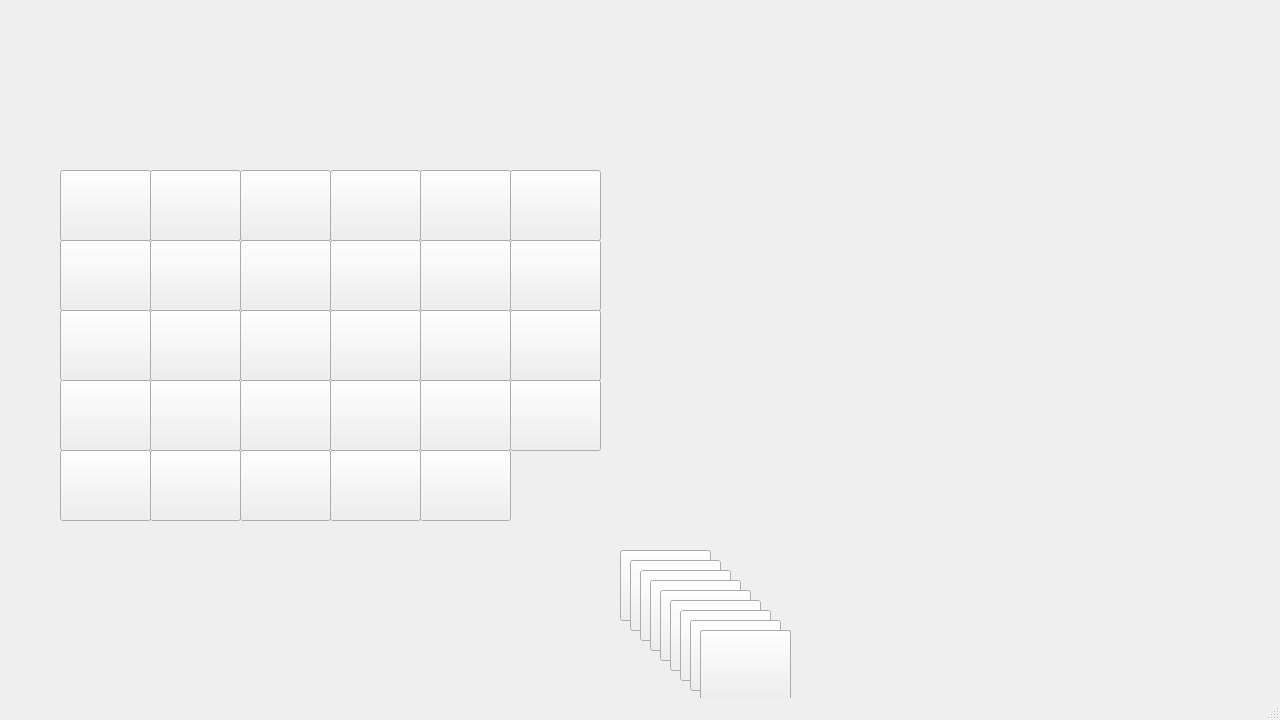
Above: mainwindow.ui from walksQAQ/random-seat before the change. Below: the same form after it.
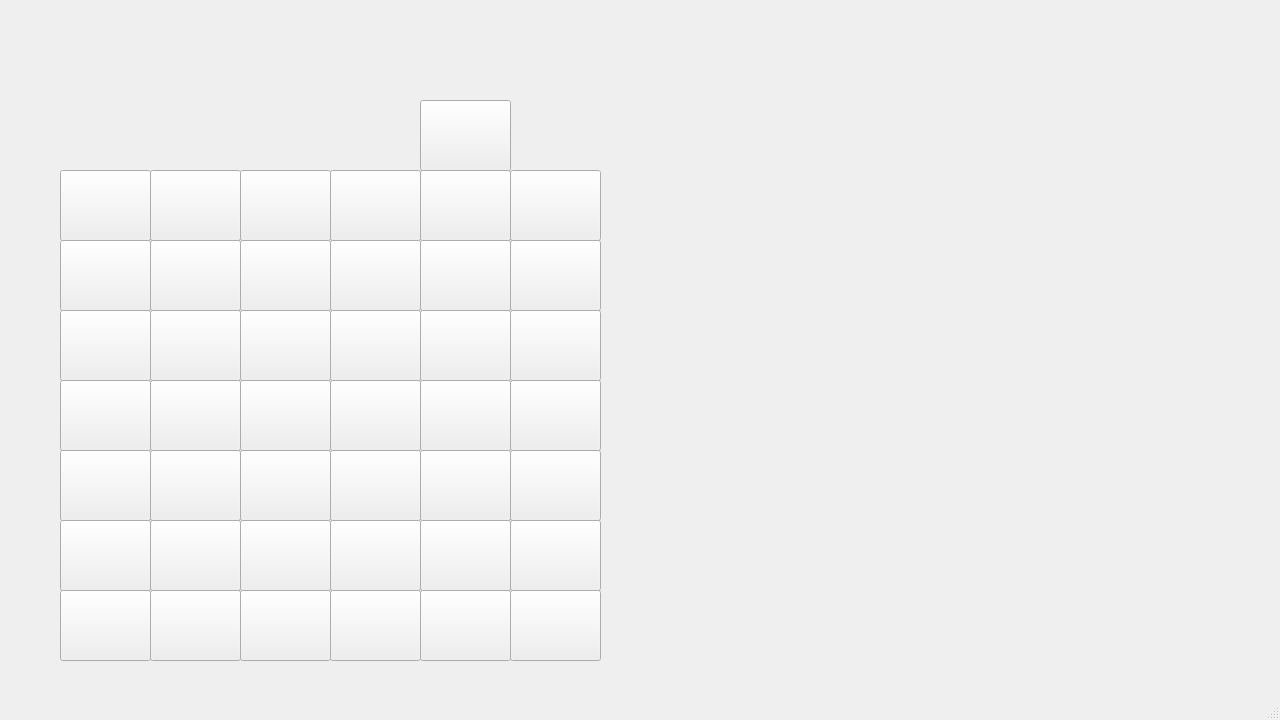
That is the form after the change.

```diff
--- a/mainwindow.ui
+++ b/mainwindow.ui
@@ -412,8 +412,8 @@
    <widget class="QPushButton" name="pushButton_30">
     <property name="geometry">
      <rect>
-      <x>620</x>
-      <y>550</y>
+      <x>510</x>
+      <y>450</y>
       <width>91</width>
       <height>71</height>
      </rect>
@@ -425,8 +425,8 @@
    <widget class="QPushButton" name="pushButton_31">
     <property name="geometry">
      <rect>
-      <x>630</x>
-      <y>560</y>
+      <x>60</x>
+      <y>520</y>
       <width>91</width>
       <height>71</height>
      </rect>
@@ -438,8 +438,8 @@
    <widget class="QPushButton" name="pushButton_32">
     <property name="geometry">
      <rect>
-      <x>640</x>
-      <y>570</y>
+      <x>150</x>
+      <y>520</y>
       <width>91</width>
       <height>71</height>
      </rect>
@@ -451,8 +451,8 @@
    <widget class="QPushButton" name="pushButton_33">
     <property name="geometry">
      <rect>
-      <x>650</x>
-      <y>580</y>
+      <x>240</x>
+      <y>520</y>
       <width>91</width>
       <height>71</height>
      </rect>
@@ -464,8 +464,8 @@
    <widget class="QPushButton" name="pushButton_34">
     <property name="geometry">
      <rect>
-      <x>660</x>
-      <y>590</y>
+      <x>330</x>
+      <y>520</y>
       <width>91</width>
       <height>71</height>
      </rect>
@@ -477,8 +477,8 @@
    <widget class="QPushButton" name="pushButton_35">
     <property name="geometry">
      <rect>
-      <x>670</x>
-      <y>600</y>
+      <x>420</x>
+      <y>520</y>
       <width>91</width>
       <height>71</height>
      </rect>
@@ -490,8 +490,8 @@
    <widget class="QPushButton" name="pushButton_36">
     <property name="geometry">
      <rect>
-      <x>680</x>
-      <y>610</y>
+      <x>510</x>
+      <y>520</y>
       <width>91</width>
       <height>71</height>
      </rect>
@@ -503,8 +503,8 @@
    <widget class="QPushButton" name="pushButton_37">
     <property name="geometry">
      <rect>
-      <x>690</x>
-      <y>620</y>
+      <x>60</x>
+      <y>590</y>
       <width>91</width>
       <height>71</height>
      </rect>
@@ -516,8 +516,8 @@
    <widget class="QPushButton" name="pushButton_38">
     <property name="geometry">
      <rect>
-      <x>700</x>
-      <y>630</y>
+      <x>150</x>
+      <y>590</y>
       <width>91</width>
       <height>71</height>
      </rect>
@@ -529,8 +529,8 @@
    <widget class="QPushButton" name="pushButton_39">
     <property name="geometry">
      <rect>
-      <x>700</x>
-      <y>630</y>
+      <x>240</x>
+      <y>590</y>
       <width>91</width>
       <height>71</height>
      </rect>
@@ -542,8 +542,8 @@
    <widget class="QPushButton" name="pushButton_40">
     <property name="geometry">
      <rect>
-      <x>700</x>
-      <y>630</y>
+      <x>330</x>
+      <y>590</y>
       <width>91</width>
       <height>71</height>
      </rect>
@@ -555,8 +555,8 @@
    <widget class="QPushButton" name="pushButton_41">
     <property name="geometry">
      <rect>
-      <x>700</x>
-      <y>630</y>
+      <x>420</x>
+      <y>590</y>
       <width>91</width>
       <height>71</height>
      </rect>
@@ -568,8 +568,8 @@
    <widget class="QPushButton" name="pushButton_42">
     <property name="geometry">
      <rect>
-      <x>700</x>
-      <y>630</y>
+      <x>510</x>
+      <y>590</y>
       <width>91</width>
       <height>71</height>
      </rect>
@@ -581,8 +581,8 @@
    <widget class="QPushButton" name="pushButton_00">
     <property name="geometry">
      <rect>
-      <x>700</x>
-      <y>630</y>
+      <x>420</x>
+      <y>100</y>
       <width>91</width>
       <height>71</height>
      </rect>
```
